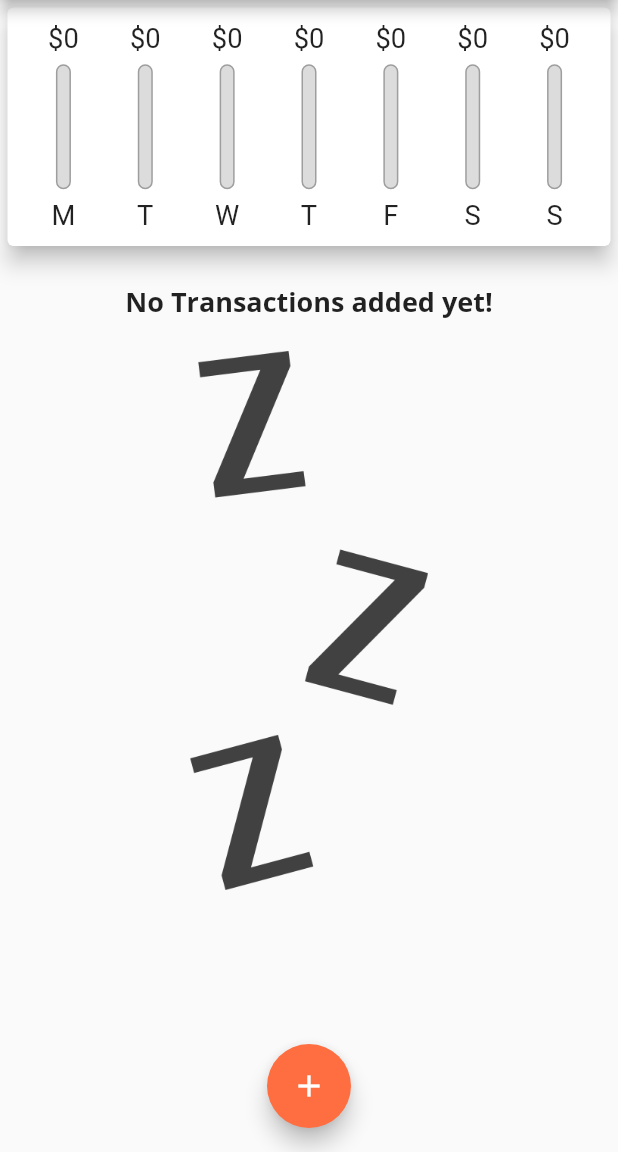
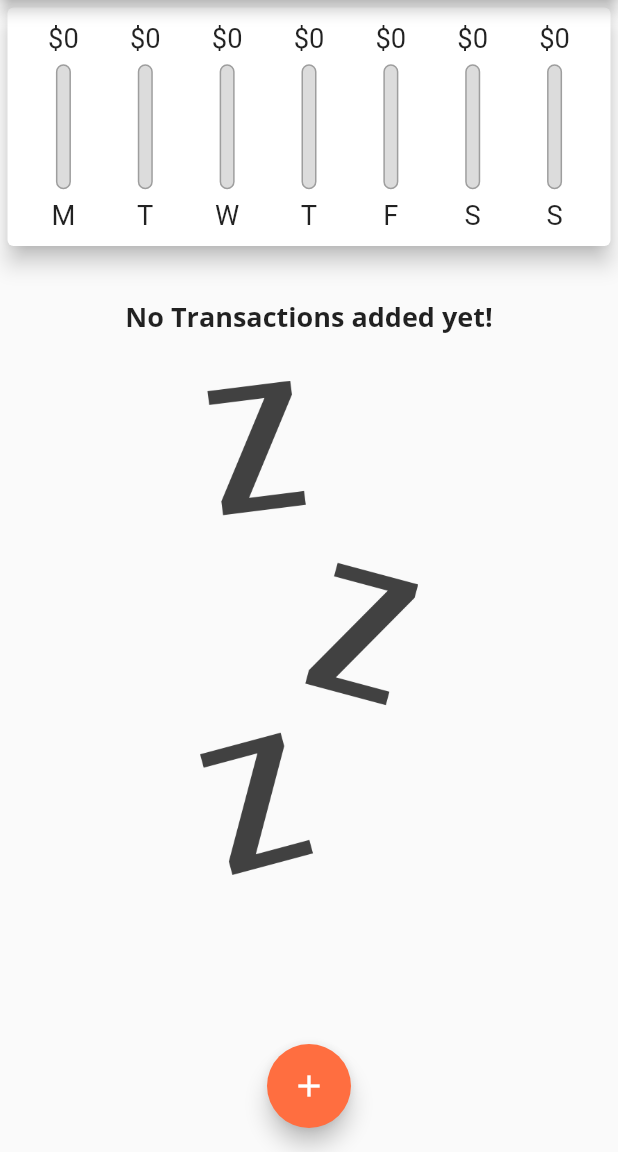
Before and after one commit to fffrowies/expense_planner, a Flutter app: the screen it shows after launch, on a phone screen of 412 x 824 dp, the part 84-1236 px from its top. Run offline on Flutter 3.47's test engine with Material 2 defaults, Android fonts, the phone set to English and light mode, and no system bars.

Commit message:
minor fixes

```diff
--- a/lib/widgets/transaction_list.dart
+++ b/lib/widgets/transaction_list.dart
@@ -17,17 +17,17 @@ class TransactionList extends StatelessWidget {
             return Column(
               children: <Widget>[
                 SizedBox(
-                  height: 20,
+                  height: constrains.maxHeight * 0.05,
                 ),
                 Text(
                   'No Transactions added yet!',
                   style: Theme.of(context).textTheme.headline6,
                 ),
                 SizedBox(
-                  height: 20,
+                  height: constrains.maxHeight * 0.05,
                 ),
                 Container(
-                  height: constrains.maxHeight * 0.6,
+                  height: constrains.maxHeight * 0.55,
                   child: Image.asset(
                     'assets/images/waiting.png',
                     fit: BoxFit.cover,
```
